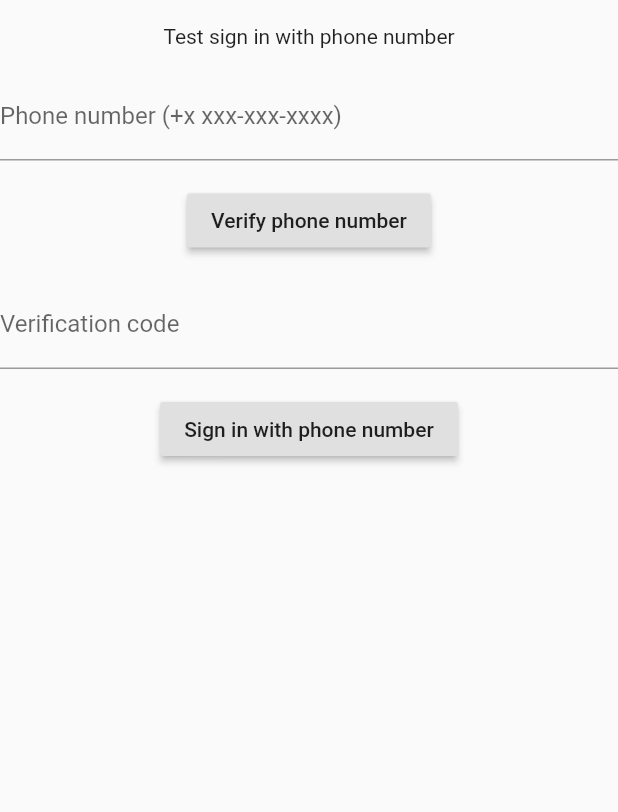
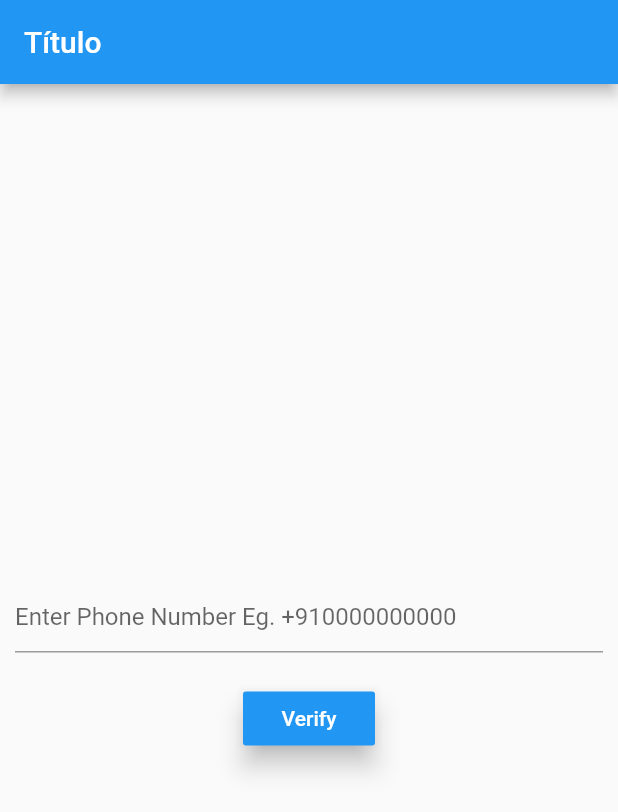
Before and after one commit to dojzao/appdogs, a Flutter app: the screen it shows after launch, on a phone screen of 412 x 824 dp. Shown: the top 812 px of the screen. Run offline on Flutter 3.47's test engine with Material 2 defaults, Android fonts, the phone set to English and light mode, and no system bars; our stand-ins replace firebase_auth; accounts and stored records are empty.

Commit message:
Inicio de Sesión mensaje de texto

```diff
--- a/lib/sign_in_phone.dart
+++ b/lib/sign_in_phone.dart
@@ -7,127 +7,139 @@ class PhoneSignInSection extends StatefulWidget {
 }
 
 class _PhoneSignInSectionState extends State<PhoneSignInSection> {
-  final FirebaseAuth _auth = FirebaseAuth.instance;
-  final TextEditingController _phoneNumberController = TextEditingController();
-  final TextEditingController _smsController = TextEditingController();
+  String phoneNo;
+  String smsOTP;
+  String verificationId;
+  String errorMessage = '';
+  FirebaseAuth _auth = FirebaseAuth.instance;
 
-  String _message = '';
-  String _verificationId;
+  Future<void> verifyPhone() async {
+    final PhoneCodeSent smsOTPSent = (String verId, [int forceCodeResend]) {
+      this.verificationId = verId;
+      smsOTPDialog(context).then((value) {
+        print('sign in');
+      });
+    };
+    try {
+      await _auth.verifyPhoneNumber(
+          phoneNumber: this.phoneNo, // PHONE NUMBER TO SEND OTP
+          codeAutoRetrievalTimeout: (String verId) {
+            //Starts the phone number verification process for the given phone number.
+            //Either sends an SMS with a 6 digit code to the phone number specified, or sign's the user in and [verificationCompleted] is called.
+            this.verificationId = verId;
+          },
+          codeSent:
+          smsOTPSent, // WHEN CODE SENT THEN WE OPEN DIALOG TO ENTER OTP.
+          timeout: const Duration(seconds: 20),
+          verificationCompleted: (AuthCredential phoneAuthCredential) {
+            print(phoneAuthCredential);
+          },
+          verificationFailed: (AuthException exceptio) {
+            print('${exceptio.message}');
+          });
+    } catch (e) {
+    }
+  }
 
-  @override
-  Widget build(BuildContext context) {
-    return new Scaffold(
-      body: new Column(
-        crossAxisAlignment: CrossAxisAlignment.start,
-        children: <Widget>[
-          Container(
-            child: const Text('Test sign in with phone number'),
-            padding: const EdgeInsets.all(16),
-            alignment: Alignment.center,
-          ),
-          TextFormField(
-            controller: _phoneNumberController,
-            decoration:
-            InputDecoration(labelText: 'Phone number (+x xxx-xxx-xxxx)'),
-            validator: (String value) {
-              if (value.isEmpty) {
-                return 'Phone number (+x xxx-xxx-xxxx)';
-              }
-              return null;
+  Future<bool> smsOTPDialog(BuildContext context) {
+    return showDialog(
+        context: context,
+        barrierDismissible: false,
+        builder: (BuildContext context) {
+          return new AlertDialog(
+            title: Text('Enter SMS Code'),
+            content: Container(
+              height: 85,
+              child: Column(children: [
+                TextField(
+                  onChanged: (value) {
+                    this.smsOTP = value;
                   },
                 ),
-          Container(
-            padding: const EdgeInsets.symmetric(vertical: 16.0),
-            alignment: Alignment.center,
-            child: RaisedButton(
-              onPressed: () async {
-                _verifyPhoneNumber();
+                (errorMessage != ''
+                    ? Text(
+                  errorMessage,
+                  style: TextStyle(color: Colors.red),
+                )
+                    : Container())
+              ]),
+            ),
+            contentPadding: EdgeInsets.all(10),
+            actions: <Widget>[
+              FlatButton(
+                child: Text('Done'),
+                onPressed: () {
+                  _auth.currentUser().then((user) {
+                    if (user != null) {
+                      Navigator.of(context).pop();
+                      Navigator.of(context).pushReplacementNamed('/homepage');
+                    } else {
+                      signIn();
+                    }
+                  });
                 },
-              child: const Text('Verify phone number'),
-            ),
-          ),
-          TextField(
-            controller: _smsController,
-            decoration: InputDecoration(labelText: 'Verification code'),
-          ),
-          Container(
-            padding: const EdgeInsets.symmetric(vertical: 16.0),
-            alignment: Alignment.center,
-            child: RaisedButton(
-              onPressed: () async {
-                _signInWithPhoneNumber();
-              },
-              child: const Text('Sign in with phone number'),
-            ),
-          ),
-          Container(
-            alignment: Alignment.center,
-            padding: const EdgeInsets.symmetric(horizontal: 16),
-            child: Text(
-              _message,
-              style: TextStyle(color: Colors.red),
-            ),
               )
             ],
-      )
           );
+        });
   }
 
-  // Example code of how to verify phone number
-  void _verifyPhoneNumber() async {
-    setState(() {
-      _message = '';
-    });
-    final PhoneVerificationCompleted verificationCompleted =
-        (AuthCredential phoneAuthCredential) {
-      _auth.signInWithCredential(phoneAuthCredential);
-      setState(() {
-        _message = 'Received phone auth credential: $phoneAuthCredential';
-      });
-    };
-
-    final PhoneVerificationFailed verificationFailed =
-        (AuthException authException) {
-      setState(() {
-        _message =
-        'Phone number verification failed. Code: ${authException.code}. Message: ${authException.message}';
-      });
-    };
-
-    final PhoneCodeSent codeSent =
-        (String verificationId, [int forceResendingToken]) async {
-      _verificationId = verificationId;
-    };
-
-    final PhoneCodeAutoRetrievalTimeout codeAutoRetrievalTimeout =
-        (String verificationId) {
-      _verificationId = verificationId;
-    };
-
-    await _auth.verifyPhoneNumber(
-        phoneNumber: _phoneNumberController.text,
-        timeout: const Duration(seconds: 5),
-        verificationCompleted: verificationCompleted,
-        verificationFailed: verificationFailed,
-        codeSent: codeSent,
-        codeAutoRetrievalTimeout: codeAutoRetrievalTimeout);
-  }
-
-  // Example code of how to sign in with phone.
-  void _signInWithPhoneNumber() async {
+  signIn() async {
+    try {
       final AuthCredential credential = PhoneAuthProvider.getCredential(
-      verificationId: _verificationId,
-      smsCode: _smsController.text,
+        verificationId: verificationId,
+        smsCode: smsOTP,
       );
       final FirebaseUser user = await _auth.signInWithCredential(credential);
       final FirebaseUser currentUser = await _auth.currentUser();
       assert(user.uid == currentUser.uid);
-    setState(() {
-      if (user != null) {
-        _message = 'Successfully signed in, uid: ' + user.uid;
-      } else {
-        _message = 'Sign in failed';
-      }
-    });
+      Navigator.of(context).pop();
+      Navigator.of(context).pushReplacementNamed('/homepage');
+    } catch (e) {
     }
   }
+
+  @override
+  Widget build(BuildContext context) {
+    return Scaffold(
+      appBar: AppBar(
+        title: Text("Título"),
+      ),
+      body: Center(
+        child: Column(
+          mainAxisAlignment: MainAxisAlignment.center,
+          children: <Widget>[
+            Padding(
+              padding: EdgeInsets.all(10),
+              child: TextField(
+                decoration: InputDecoration(
+                    hintText: 'Enter Phone Number Eg. +910000000000'),
+                onChanged: (value) {
+                  this.phoneNo = value;
+                },
+              ),
+            ),
+            (errorMessage != ''
+                ? Text(
+              errorMessage,
+              style: TextStyle(color: Colors.red),
+            )
+                : Container()),
+            SizedBox(
+              height: 10,
+            ),
+            RaisedButton(
+              onPressed: () {
+                verifyPhone();
+              },
+              child: Text('Verify'),
+              textColor: Colors.white,
+              elevation: 7,
+              color: Colors.blue,
+            )
+          ],
+        ),
+      ),
+    );
+  }
+}
```
Lines whose indentation alone changed are shown as unchanged.
